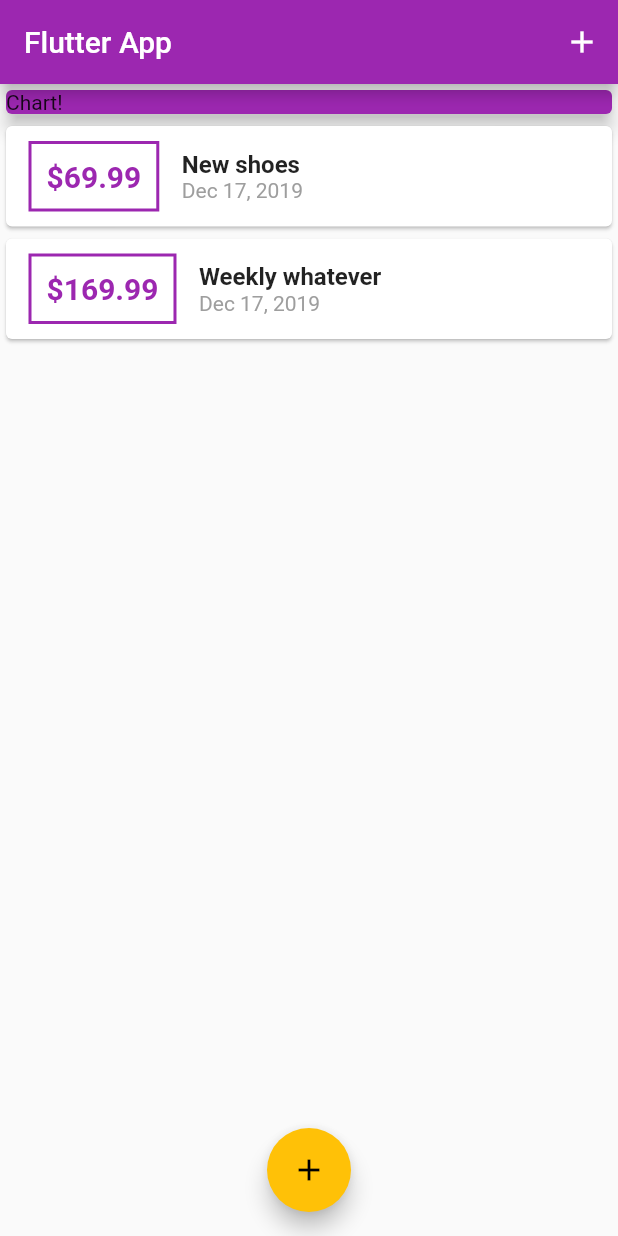
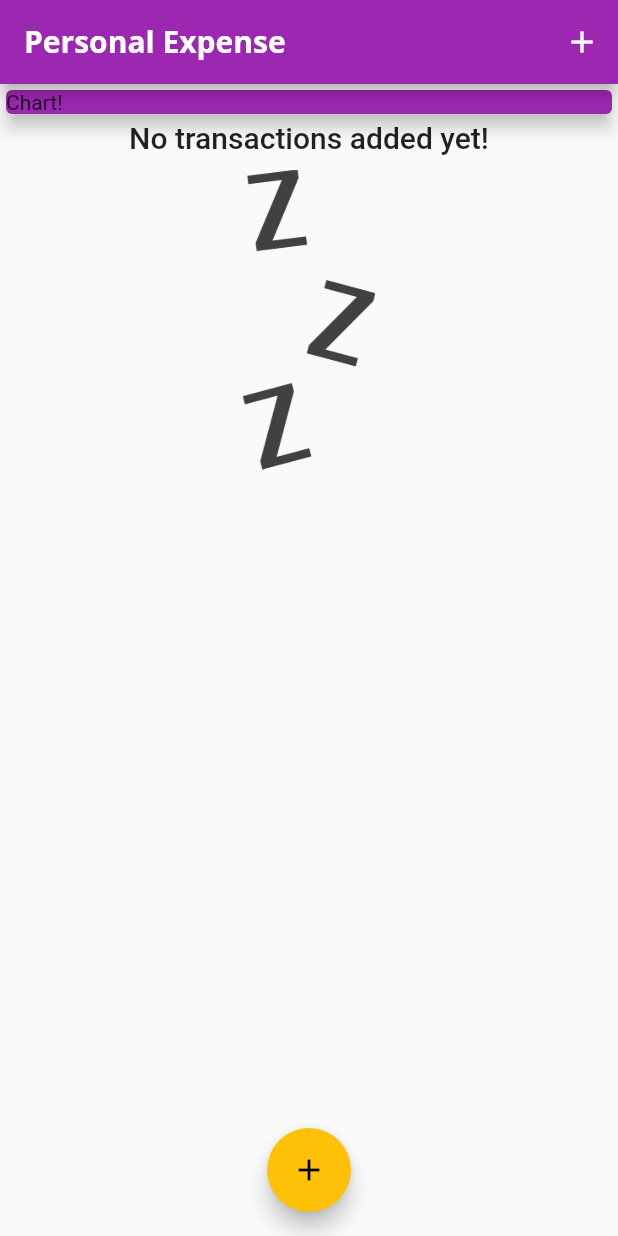
Before and after one commit to horsson/expense_app, a Flutter app: the screen it shows after launch, on a phone screen of 412 x 824 dp. Run offline on Flutter 3.47's test engine with Material 2 defaults, Android fonts, the phone set to English and light mode, and no system bars; Roboto replaces fonts that are missing (Open Sans, OpenSans).

Commit message:
images and fonts are added.

```diff
--- a/lib/main.dart
+++ b/lib/main.dart
@@ -16,6 +16,21 @@ class MyApp extends StatelessWidget {
       theme: ThemeData(
         primarySwatch: Colors.purple,
         accentColor: Colors.amber,
+        fontFamily: 'Quicksand',
+        bottomSheetTheme: BottomSheetThemeData(
+          backgroundColor: Colors.black.withOpacity(0),
+        ),
+        textTheme: ThemeData.light().textTheme.copyWith(
+              title: TextStyle(fontFamily: 'OpenSans'),
+            ),
+        appBarTheme: AppBarTheme(
+            textTheme: ThemeData.light().textTheme.copyWith(
+                  title: TextStyle(
+                    fontFamily: 'OpenSans',
+                    fontSize: 20,
+                    fontWeight: FontWeight.bold,
+                  ),
+                )),
       ),
     );
   }
@@ -44,18 +59,18 @@ class _MyHomePageState extends State<MyHomePage> {
   }
 
   List<Transaction> _userTransactions = [
-    Transaction(
-      id: 't1',
-      title: 'New shoes',
-      amount: 69.99,
-      date: DateTime.now(),
-    ),
-    Transaction(
-      id: 't2',
-      title: 'Weekly whatever',
-      amount: 169.99,
-      date: DateTime.now(),
-    ),
+//    Transaction(
+//      id: 't1',
+//      title: 'New shoes',
+//      amount: 69.99,
+//      date: DateTime.now(),
+//    ),
+//    Transaction(
+//      id: 't2',
+//      title: 'Weekly whatever',
+//      amount: 169.99,
+//      date: DateTime.now(),
+//    ),
   ];
 
   void _addNewTransaction(String title, double amount) {
@@ -75,7 +90,11 @@ class _MyHomePageState extends State<MyHomePage> {
   Widget build(BuildContext context) {
     return Scaffold(
       appBar: AppBar(
-        title: Text('Flutter App'),
+        title: Text(
+          'Personal Expense',
+          style: TextStyle(fontFamily: 'Open Sans'),
+        ),
+        centerTitle: false,
         actions: <Widget>[
           IconButton(
             icon: Icon(Icons.add),
--- a/lib/widgets/transaction_list.dart
+++ b/lib/widgets/transaction_list.dart
@@ -12,7 +12,26 @@ class TransactionList extends StatelessWidget {
   Widget build(BuildContext context) {
     return Container(
       height: 400,
-      child: ListView.builder(
+      child: transactions.isEmpty
+          ? Column(
+              children: <Widget>[
+                Text(
+                  'No transactions added yet!',
+                  style: Theme.of(context).textTheme.title,
+                ),
+                SizedBox(
+                  height: 10,
+                ),
+                Container(
+                  height: 200,
+                  child: Image.asset(
+                    'assets/images/waiting.png',
+                    fit: BoxFit.cover,
+                  ),
+                ),
+              ],
+            )
+          : ListView.builder(
               itemBuilder: (ctx, index) {
                 return Card(
                   child: Row(
```
Also changed, not shown: pubspec.yaml (+13 -19 lines), assets/fonts/OpenSans-Bold.ttf (added), assets/fonts/OpenSans-Regular.ttf (added), assets/fonts/Quicksand-Bold.ttf (added), assets/fonts/Quicksand-Light.ttf (added), assets/fonts/Quicksand-Medium.ttf (added), assets/fonts/Quicksand-Regular.ttf (added), assets/images/waiting.png (added), 1 other file. Lines whose indentation alone changed are shown as unchanged.
